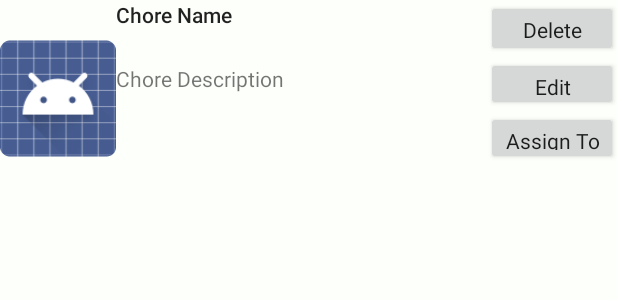
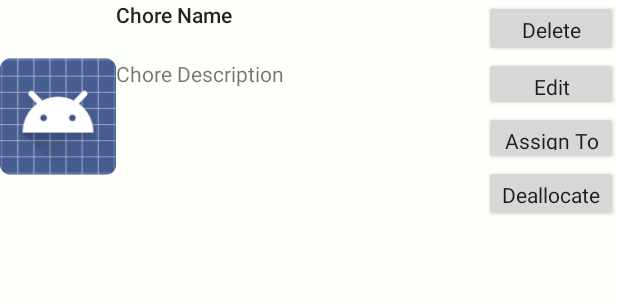
Before and after one commit to ScottFulton/SEG2105Project, an Android app: the layout chore_item_layout2.xml on its own in the app's theme, with its tools: preview values and no code run, on a phone screen of 412 x 824 dp. Shown: the top 300 px of the screen. Run offline under Robolectric (Android 15) with nearby library versions, the phone set to English and light mode, and no system bars.

Commit message:
99% functional I swear

```diff
--- a/HouseholdChoreManager/app/src/main/java/project/seg/householdchoremanager/EditChore.java
+++ b/HouseholdChoreManager/app/src/main/java/project/seg/householdchoremanager/EditChore.java
@@ -110,8 +110,6 @@ public class EditChore extends AppCompatActivity {
             //Log.d("SSSSs", descriptionBox.getText().toString());
             Chore chore = new Chore(nameBox.getText().toString(), descriptionBox.getText().toString(), resourcesBox.getText().toString()
                     , groupView.getText().toString(), Integer.parseInt(pointsBox.getText().toString()), Integer.parseInt(dateBox.getText().toString()));
-            Log.d("SSSSs", chore.getName());
-            Log.d("SSSSSs", oldName);
             dbHandler.updateChore(chore, oldName);
             Intent returnIntent = new Intent();
             setResult(RESULT_OK, returnIntent);
--- a/HouseholdChoreManager/app/src/main/res/layout/activity_edit_chore.xml
+++ b/HouseholdChoreManager/app/src/main/res/layout/activity_edit_chore.xml
@@ -71,7 +71,7 @@
             android:layout_height="wrap_content"
             android:layout_weight="0.01"
             android:ems="10"
-            android:hint="Enter Resources:"
+            android:hint="Enter Resources seperated by commas:"
             android:inputType="none" />
 
         <EditText
--- a/HouseholdChoreManager/app/src/main/res/layout/chore_item_layout2.xml
+++ b/HouseholdChoreManager/app/src/main/res/layout/chore_item_layout2.xml
@@ -12,7 +12,7 @@
         <ImageView
             android:id="@+id/icon"
             android:layout_width="77dp"
-            android:layout_height="131dp"
+            android:layout_height="155dp"
             app:srcCompat="@android:drawable/sym_def_app_icon" />
 
         <LinearLayout
@@ -33,7 +33,7 @@
             <TextView
                 android:id="@+id/itemDescription"
                 android:layout_width="match_parent"
-                android:layout_height="wrap_content"
+                android:layout_height="126dp"
                 android:text="Chore Description" />
 
         </LinearLayout>
@@ -64,6 +64,13 @@
                 android:layout_height="36dp"
                 android:text="Assign To"
                 android:textAppearance="@style/TextAppearance.AppCompat.Body1" />
+
+            <Button
+                android:id="@+id/deallocateBtn"
+                android:layout_width="match_parent"
+                android:layout_height="38dp"
+                android:text="Deallocate"
+                android:textAppearance="@style/TextAppearance.AppCompat.Body1" />
         </LinearLayout>
 
     </LinearLayout>
```
Also changed, not shown: HouseholdChoreManager/app/src/main/java/project/seg/householdchoremanager/ChoreCustomAdapter3.java (+15 -1 lines), HouseholdChoreManager/app/src/main/java/project/seg/householdchoremanager/DatabaseHandler.java (+3 -5 lines), HouseholdChoreManager/app/src/main/java/project/seg/householdchoremanager/ManageChores.java (+16 -7 lines), HouseholdChoreManager/app/src/main/java/project/seg/householdchoremanager/YourChoresActivity.java (+14 -0 lines).
